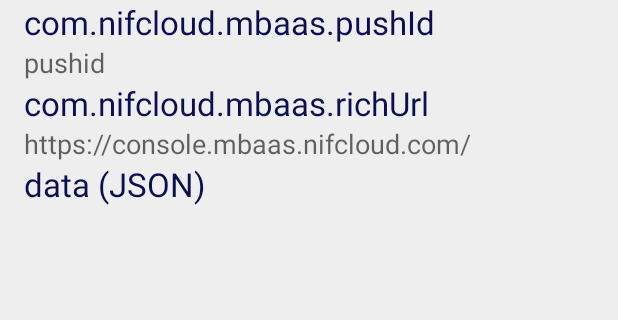
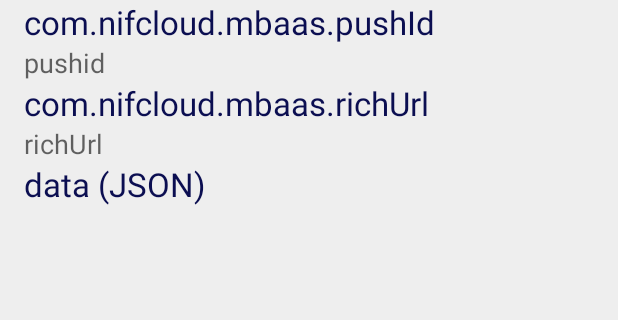
Before and after one commit to sonngocminh99/AndroidPayloadApp, an Android app: the layout activity_main.xml on its own in the app's theme, with its tools: preview values and no code run, on a phone screen of 412 x 824 dp, the part 85-405 px from its top. Run offline under Robolectric (Android 15) with nearby library versions, the phone set to English and light mode, and no system bars.

Commit message:
update comment

```diff
--- a/app/src/main/AndroidManifest.xml
+++ b/app/src/main/AndroidManifest.xml
@@ -38,7 +38,7 @@
         </activity>
 
         <service
-            android:name="mbaas.com.nifcloud.androidpayloadapp.CustomGcmListenerService"
+            android:name="mbaas.com.nifcloud.androidpayloadapp.CustomFcmListenerService"
             android:exported="false">
             <intent-filter>
                 <action android:name="com.google.firebase.MESSAGING_EVENT"/>
--- a/app/src/main/java/mbaas/com/nifcloud/androidpayloadapp/CustomGcmListenerService.java
+++ b/app/src/main/java/mbaas/com/nifcloud/androidpayloadapp/CustomFcmListenerService.java
@@ -10,9 +10,9 @@ import org.json.JSONException;
 import org.json.JSONObject;
 
 
-public class CustomGcmListenerService extends NCMBFirebaseMessagingService {
+public class CustomFcmListenerService extends NCMBFirebaseMessagingService {
 
-    private static final String TAG = "GcmService";
+    private static final String TAG = "FcmService";
     private static final int REQUEST_RESULT = 0;
 
     @Override
--- a/app/src/main/res/layout/activity_main.xml
+++ b/app/src/main/res/layout/activity_main.xml
@@ -56,7 +56,7 @@
             android:layout_width="wrap_content"
             android:layout_height="wrap_content"
             android:textAppearance="?android:attr/textAppearanceMedium"
-            android:text="https://console.mbaas.nifcloud.com/"
+            android:text="richUrl"
             android:id="@+id/txtRichurl" />
 
         <TextView
```
Also changed, not shown: 1 other file.
